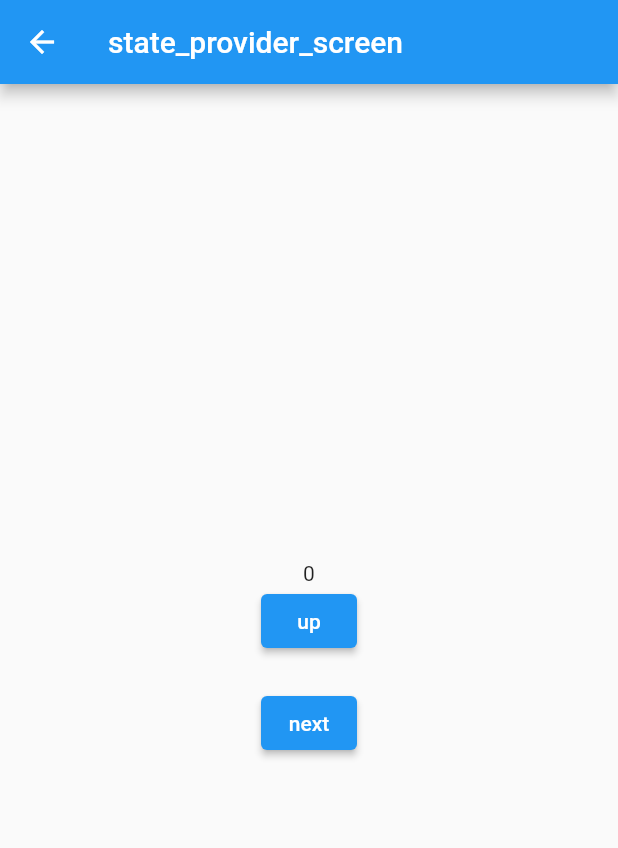
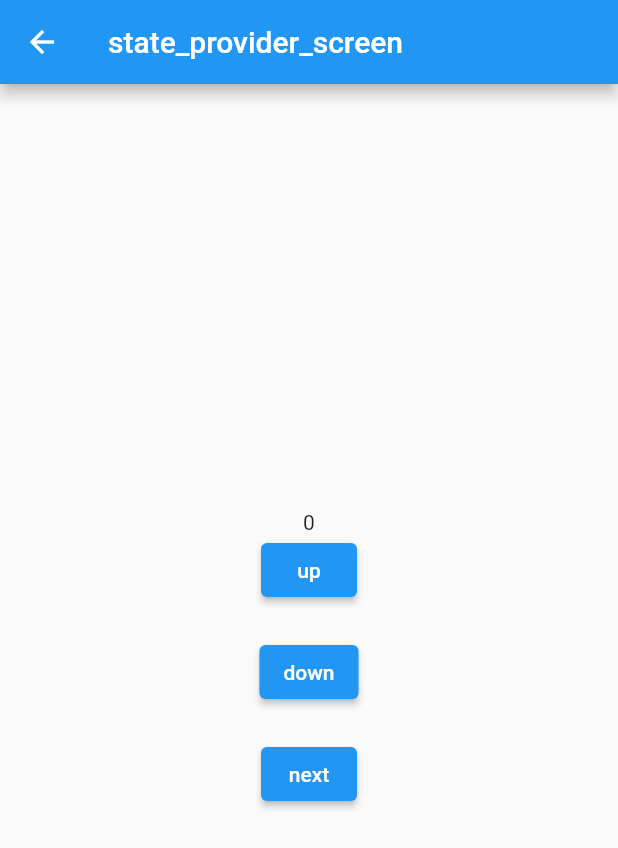
Before and after one commit to labyrinth30/flutter-riverpod-study, a Flutter app: the screen it shows after launch, after a tap on "StateProviderScreen", on a phone screen of 412 x 824 dp. Shown: the top 848 px of the screen. Run offline on Flutter 3.47's test engine with Material 2 defaults, Android fonts, the phone set to English and light mode, and no system bars; our stand-ins replace flutter_riverpod.

Commit message:
StateProvider 사용법

```diff
--- a/lib/screen/state_provider_screen.dart
+++ b/lib/screen/state_provider_screen.dart
@@ -24,9 +24,21 @@ class StateProviderScreen extends ConsumerWidget {
             ),
             ElevatedButton(
               onPressed: () {
+                // StateProvider의 state를 update 하는 첫 번째 방법
                 ref.read(numberProvider.notifier).update((state) => state + 1);
               },
               child: const Text('up'),
+            ),
+            const SizedBox(
+              height: 20,
+            ),
+            ElevatedButton(
+              // StateProvider의 state를 update 하는 두 번째 방법
+              onPressed: () {
+                ref.read(numberProvider.notifier).state =
+                    ref.read(numberProvider.notifier).state - 1;
+              },
+              child: const Text('down'),
             ),
             const SizedBox(
               height: 20,
```
Also changed, not shown: 1 other file.
